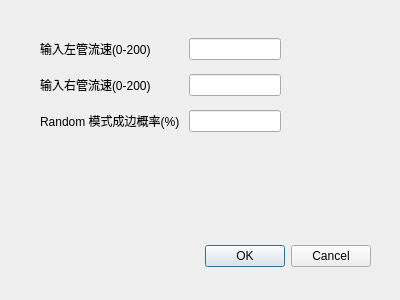
First picture: the form in config.ui, repository Konano/Programming-Training-QtMCS, before the edit.
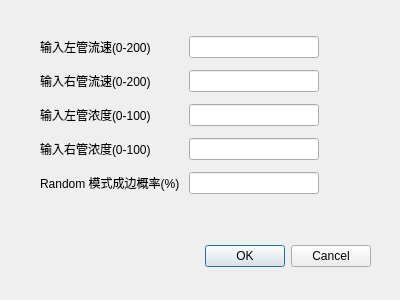
Second picture: the form after the edit.

Commit message: 浓度计算+可视化+模式切换

Diff of the .ui file:
```diff
--- a/config.ui
+++ b/config.ui
@@ -29,23 +29,16 @@
     <set>QDialogButtonBox::Cancel|QDialogButtonBox::Ok</set>
    </property>
   </widget>
-  <widget class="QWidget" name="layoutWidget">
+  <widget class="QWidget" name="">
    <property name="geometry">
     <rect>
      <x>40</x>
      <y>30</y>
-     <width>241</width>
-     <height>111</height>
+     <width>279</width>
+     <height>171</height>
     </rect>
    </property>
    <layout class="QGridLayout" name="gridLayout">
-    <item row="0" column="0">
-     <widget class="QLabel" name="label_input0">
-      <property name="text">
-       <string>输入左管流速(0-200)</string>
-      </property>
-     </widget>
-    </item>
     <item row="0" column="1">
      <widget class="QLineEdit" name="lineEdit_input0">
       <property name="text">
@@ -53,23 +46,50 @@
       </property>
      </widget>
     </item>
-    <item row="2" column="1">
-     <widget class="QLineEdit" name="lineEdit_random"/>
+    <item row="1" column="0">
+     <widget class="QLabel" name="label_flow1">
+      <property name="text">
+       <string>输入右管流速(0-200)</string>
+      </property>
+     </widget>
+    </item>
+    <item row="1" column="1">
+     <widget class="QLineEdit" name="lineEdit_flow1"/>
     </item>
     <item row="2" column="0">
+     <widget class="QLabel" name="label_concen0">
+      <property name="text">
+       <string>输入左管浓度(0-100)</string>
+      </property>
+     </widget>
+    </item>
+    <item row="2" column="1">
+     <widget class="QLineEdit" name="lineEdit_concen0"/>
+    </item>
+    <item row="3" column="0">
+     <widget class="QLabel" name="label_concen1">
+      <property name="text">
+       <string>输入右管浓度(0-100)</string>
+      </property>
+     </widget>
+    </item>
+    <item row="3" column="1">
+     <widget class="QLineEdit" name="lineEdit_concen1"/>
+    </item>
+    <item row="4" column="0">
      <widget class="QLabel" name="label_random">
       <property name="text">
        <string>Random 模式成边概率(%) </string>
       </property>
      </widget>
     </item>
-    <item row="1" column="1">
-     <widget class="QLineEdit" name="lineEdit_input1"/>
+    <item row="4" column="1">
+     <widget class="QLineEdit" name="lineEdit_random"/>
     </item>
-    <item row="1" column="0">
-     <widget class="QLabel" name="label_input1">
+    <item row="0" column="0">
+     <widget class="QLabel" name="label_flow0">
       <property name="text">
-       <string>输入右管流速(0-200)</string>
+       <string>输入左管流速(0-200)</string>
       </property>
      </widget>
     </item>
```
Left out of the diff: 9 changed lines with no effect on the pictures. The commit also changes 13 other files.
